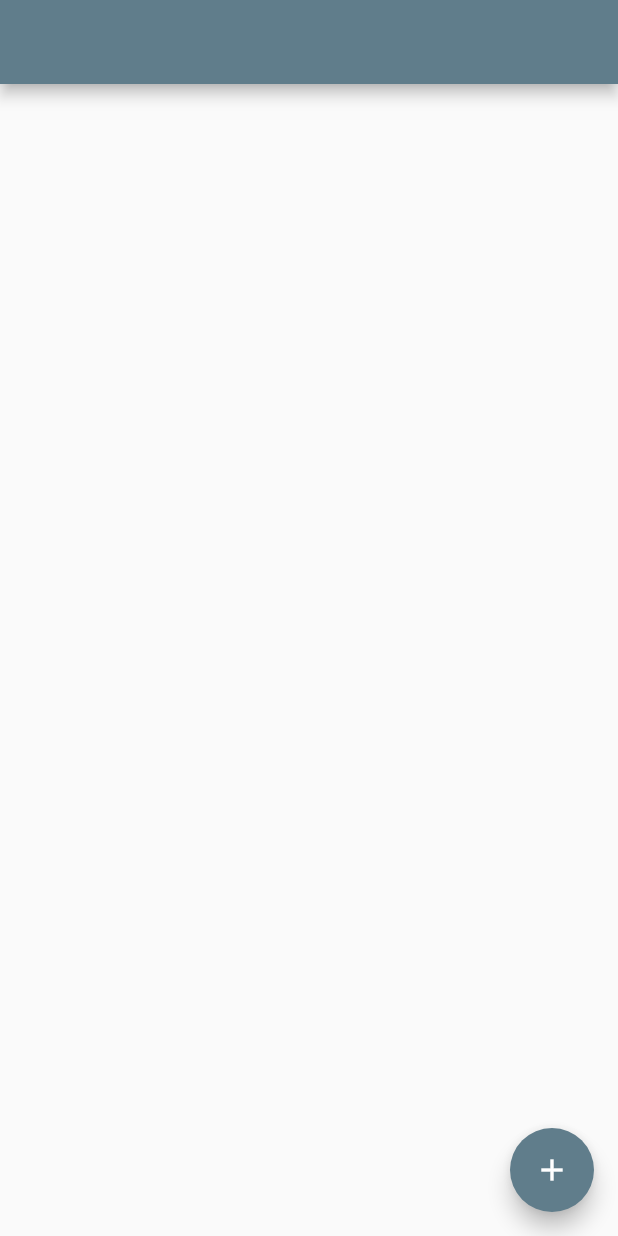
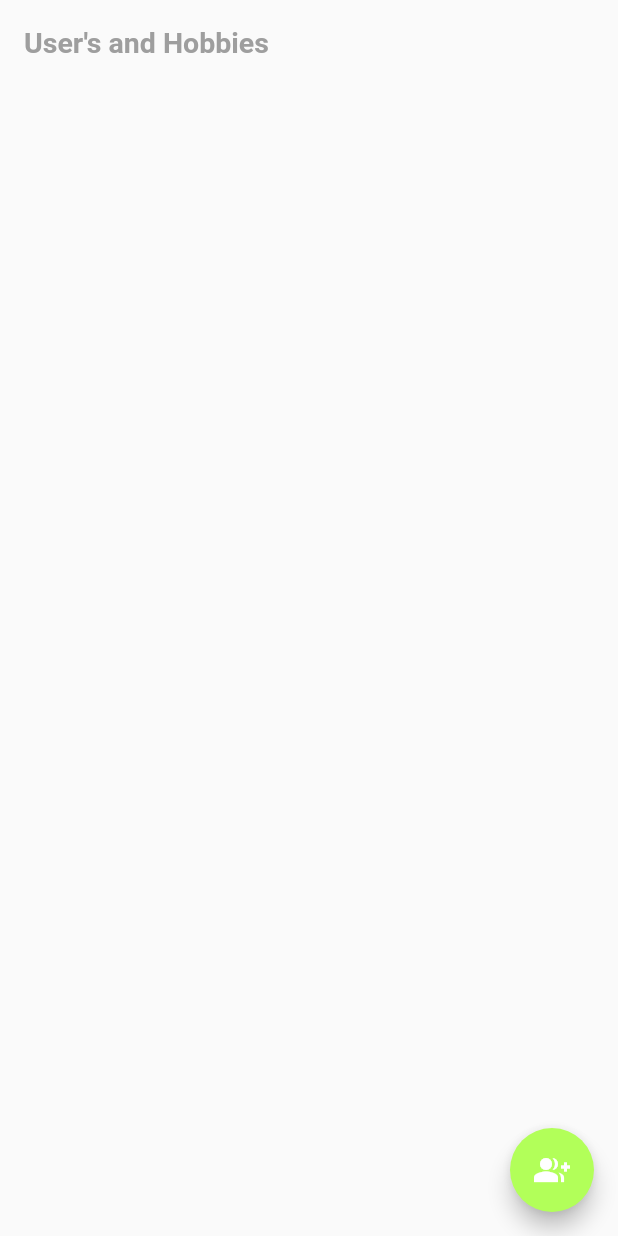
Before and after one commit to anthonypena97/flutter-graphql, a Flutter app: the screen it shows after launch, on a phone screen of 412 x 824 dp. Run offline on Flutter 3.47's test engine with Material 2 defaults, Android fonts, the phone set to English and light mode, and no system bars; our stand-ins replace graphql_flutter; missing offline and left inert: connectivity_plus_web.

Commit message:
feat: created views and updated home page and routes

```diff
--- /dev/null
+++ b/client/lib/views/add_user_page.dart
@@ -0,0 +1,16 @@
+import 'package:flutter/material.dart';
+
+
+class AddUserPage extends StatefulWidget {
+  const AddUserPage({Key? key}) : super(key: key);
+
+  @override
+  State<AddUserPage> createState() => _AddUserPageState();
+}
+
+class _AddUserPageState extends State<AddUserPage> {
+  @override
+  Widget build(BuildContext context) {
+      return Container();
+  }
+}
--- a/client/lib/views/home_screen.dart
+++ b/client/lib/views/home_screen.dart
@@ -1,4 +1,6 @@
 import 'package:flutter/material.dart';
+import 'package:flutter_graphql/views/users_page.dart';
+import 'add_user_page.dart';
 
 class HomeScreen extends StatefulWidget{
   const HomeScreen({Key? key}) : super(key: key);
@@ -12,20 +14,30 @@ class _HomeScreenState extends State<HomeScreen>{
 
   @override
   Widget build(BuildContext context){
+    Widget content = const UsersPage();
     return Scaffold(
       appBar: AppBar(
-        title: const Text(''),
+        title: const Text(
+          "User's and Hobbies",
+          style: TextStyle(
+            color: Colors.grey,
+            fontSize: 19,
+            fontWeight: FontWeight.bold,
+          ),
+          ),
+          backgroundColor: Colors.transparent,
+          elevation: 0,
       ),
       body: Center(
-        child: Column(
-          mainAxisAlignment: MainAxisAlignment.center,
-          children: const <Widget>[],
-        ),
+        child: content,
       ),
-      floatingActionButton: const FloatingActionButton(
-        onPressed: null,
-        tooltip: 'Increment',
-        child: Icon(Icons.add),
+      floatingActionButton: FloatingActionButton(
+        onPressed: () async {
+          final route = MaterialPageRoute(builder: (context) => const AddUserPage());
+          await Navigator.push(context, route);
+        },
+        backgroundColor: Colors.lightGreenAccent,
+        child: const Icon(Icons.group_add),
       ),
     );
   }
--- /dev/null
+++ b/client/lib/views/users_page.dart
@@ -0,0 +1,16 @@
+import 'package:flutter/material.dart';
+
+class UsersPage extends StatefulWidget {
+  const UsersPage({Key? key}) : super(key: key);
+
+  @override
+  State<UsersPage> createState() => _UsersPageState();
+}
+
+class _UsersPageState extends State<UsersPage> {
+  @override
+  Widget build(BuildContext context) {
+    return Container();
+
+  }
+}
```
